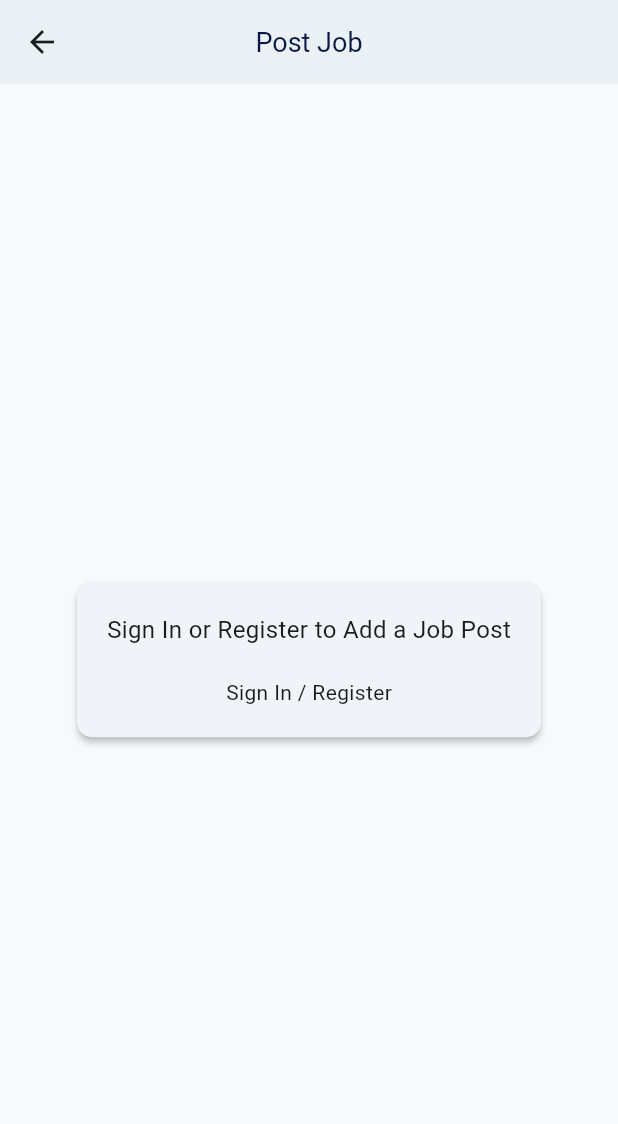
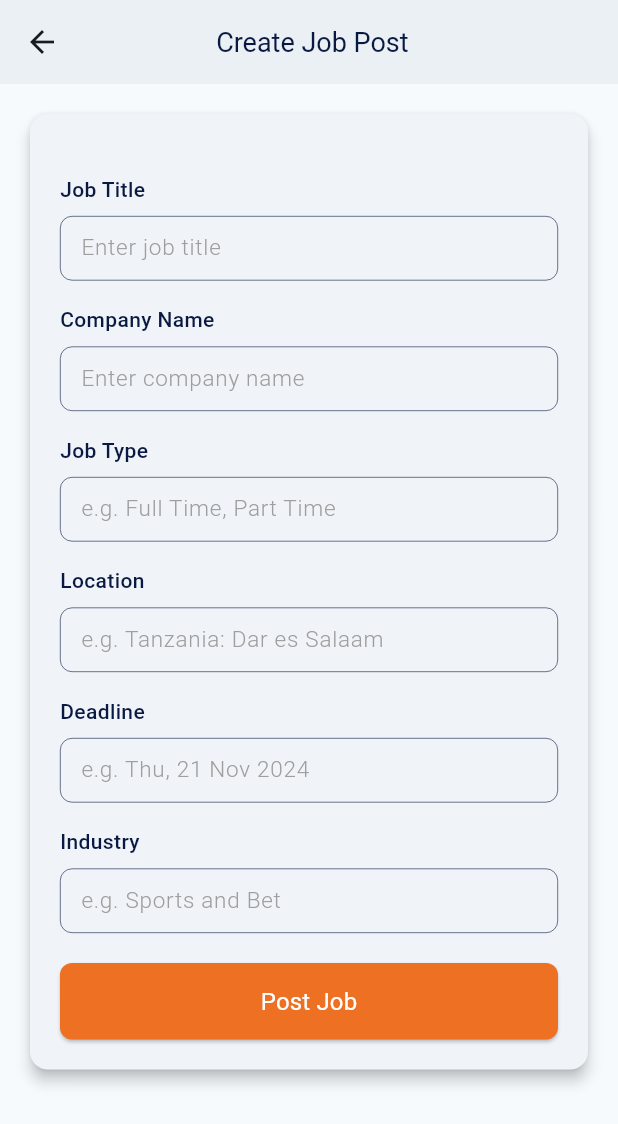
Before and after one commit to barakadewise/exact_app, a Flutter app: the PostJobPage screen opened directly, on a phone screen of 412 x 824 dp. Shown: the top 1124 px of the screen. Run offline on Flutter 3.47's test engine with Material 3 defaults, Android fonts, the light colour scheme and no system bars; missing offline and left inert: dart:ffi.

Commit message:
post page

```diff
--- a/lib/pages/post/post_job.dart
+++ b/lib/pages/post/post_job.dart
@@ -1,6 +1,3 @@
-import 'package:exactapp/pages/home/home_page.dart';
-import 'package:exactapp/pages/navagation.dart';
-import 'package:flutter/cupertino.dart';
 import 'package:flutter/material.dart';
 
 class PostJobPage extends StatelessWidget {
@@ -12,38 +9,121 @@ class PostJobPage extends StatelessWidget {
       appBar: AppBar(
         backgroundColor: Colors.blueGrey.withOpacity(0.08),
         centerTitle: true,
+        elevation: 0,
         title: const Text(
-          'Post Job',
+          ' Create Job Post',
           style: TextStyle(
             fontSize: 18,
             color: Color.fromARGB(255, 9, 25, 66),
-              fontWeight: FontWeight.w400),
-        ),
-        toolbarTextStyle: const TextStyle(
-          color: Color.fromARGB(255, 9, 25, 66),
+            fontWeight: FontWeight.w400,
           ),
         ),
-      body: Center(
+      ),
+      body: SingleChildScrollView(
+        child: Padding(
+          padding: const EdgeInsets.all(16.0),
           child: Card(
-          elevation: 2,
+            elevation: 4,
             shape: RoundedRectangleBorder(
-            borderRadius: BorderRadius.circular(10),
+              borderRadius: BorderRadius.circular(12),
             ),
-          child: const Padding(
-            padding: EdgeInsets.all(20.0),
+            child: Padding(
+              padding: const EdgeInsets.all(20.0),
               child: Column(
-              mainAxisSize: MainAxisSize.min,
+                crossAxisAlignment: CrossAxisAlignment.start,
                 children: [
-                Text('Sign In or Register to Add a Job Post',
-                    style:
-                        TextStyle(fontSize: 16, fontWeight: FontWeight.w400)),
-                SizedBox(height: 20),
-                Text('Sign In / Register'),
+                  const SizedBox(height: 20),
+                  _buildTextField('Job Title', 'Enter job title'),
+                  const SizedBox(height: 16),
+                  _buildTextField('Company Name', 'Enter company name'),
+                  const SizedBox(height: 16),
+                  _buildTextField('Job Type', 'e.g. Full Time, Part Time'),
+                  const SizedBox(height: 16),
+                  _buildTextField(
+                    'Location',
+                    'e.g. Tanzania: Dar es Salaam',
+                  ),
+                  const SizedBox(height: 16),
+                  _buildTextField('Deadline', 'e.g. Thu, 21 Nov 2024'),
+                  const SizedBox(height: 16),
+                  _buildTextField('Industry', 'e.g. Sports and Bet'),
+                  const SizedBox(height: 20),
+                  SizedBox(
+                    width: double.infinity,
+                    child: ElevatedButton(
+                      onPressed: () {},
+                      style: ElevatedButton.styleFrom(
+                        backgroundColor: const Color(0xFFEE7023),
+                        shape: RoundedRectangleBorder(
+                          borderRadius: BorderRadius.circular(8),
+                        ),
+                        padding: const EdgeInsets.symmetric(vertical: 14),
+                      ),
+                      child: const Text(
+                        'Post Job',
+                        style: TextStyle(
+                          fontSize: 16,
+                          fontWeight: FontWeight.w400,
+                          color: Colors.white,
+                        ),
+                      ),
+                    ),
+                  ),
                 ],
+              ),
             ),
           ),
         ),
       ),
     );
   }
+
+  Widget _buildTextField(String label, String hint) {
+    return Column(
+      crossAxisAlignment: CrossAxisAlignment.start,
+      children: [
+        Text(
+          label,
+          style: const TextStyle(
+            fontSize: 14,
+            fontWeight: FontWeight.w500,
+            color: Color.fromARGB(255, 9, 25, 66),
+          ),
+        ),
+        const SizedBox(height: 8),
+        TextField(
+          style: const TextStyle(
+              fontSize: 15,
+              color: Color.fromARGB(255, 9, 25, 66),
+              fontWeight: FontWeight.w300),
+          decoration: InputDecoration(
+            contentPadding:
+                const EdgeInsets.symmetric(vertical: 10, horizontal: 10),
+            isDense: true,
+            hintText: hint,
+            hintStyle: const TextStyle(
+              color: Colors.grey,
+              fontSize: 15,
+              fontWeight: FontWeight.w300,
+            ),
+            border: OutlineInputBorder(
+              borderRadius: BorderRadius.circular(8),
+            ),
+            enabledBorder: OutlineInputBorder(
+              borderSide: const BorderSide(
+                  width: 0.4, color: Color.fromARGB(255, 9, 25, 66)),
+              borderRadius: BorderRadius.circular(8.0),
+            ),
+            focusedBorder: OutlineInputBorder(
+              borderRadius: BorderRadius.circular(8),
+              borderSide: const BorderSide(
+                color: Color(0xFFEE7023),
+                width: 0.4,
+              ),
+            ),
+          ),
+        ),
+      ],
+    );
   }
+}
```
Lines whose indentation alone changed are shown as unchanged.
